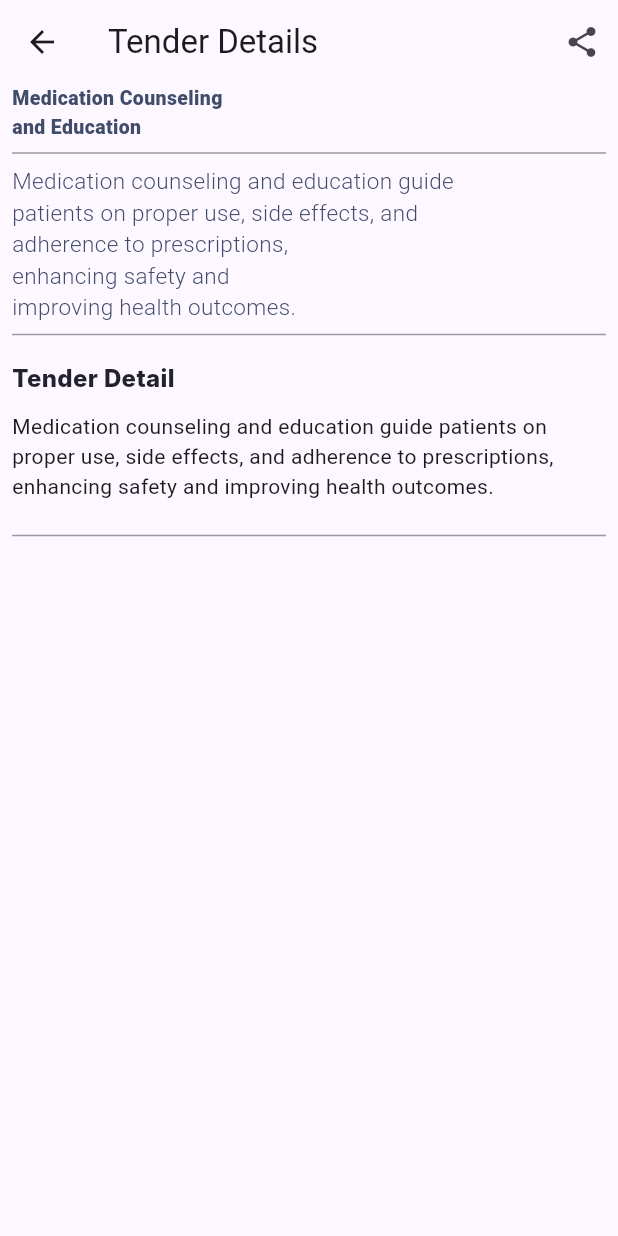
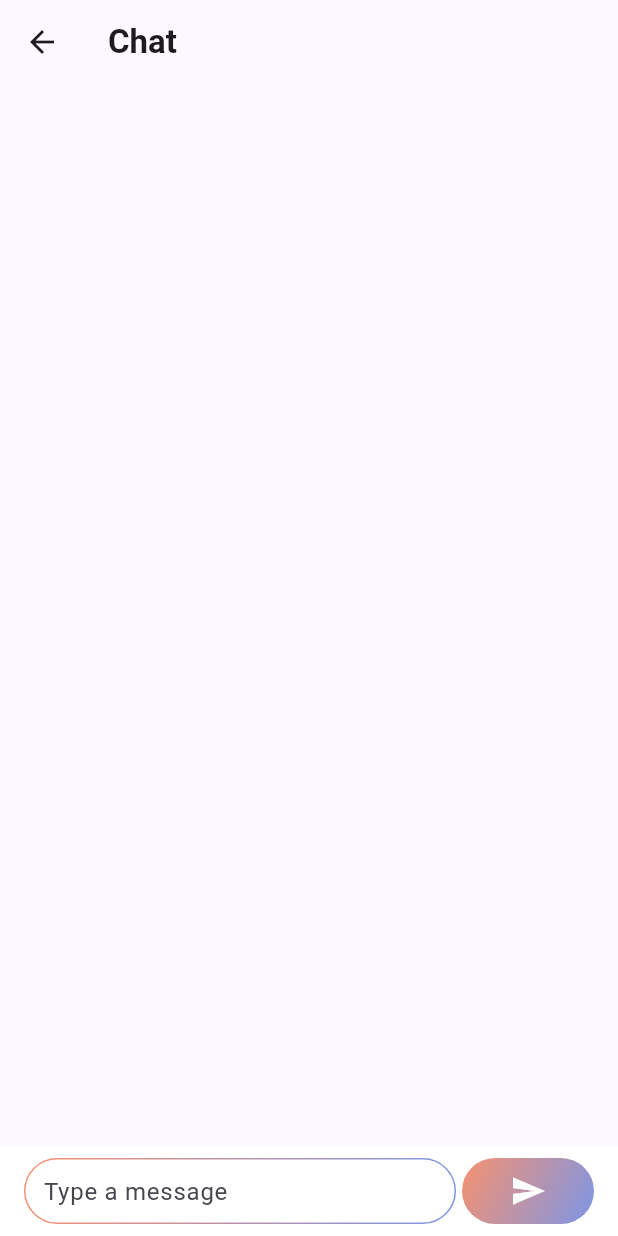
Before and after one commit to ilhamelhamdi/flutter-homecare, a Flutter app: the Tenders screen opened directly, after a tap on "Book Now", on a phone screen of 412 x 824 dp. Run offline on Flutter 3.47's test engine with Material 3 defaults, Android fonts, the phone set to English and light mode, and no system bars; our stand-ins replace bloc, device_preview, dio, equatable, flutter_bloc, flutter_cache_manager and 9 more; missing offline and left inert: back_button_interceptor, fleather, flutter_pdfview, navbar_router, omega_dio_logger, pretty_http_logger; accounts and stored records are empty; Roboto replaces fonts that are missing (Avenir, Inter); project files that could hold a hidden picture were left out.

Commit message:
add : Chatbox Slicing & Routing

```diff
--- a/lib/route/app_router.dart
+++ b/lib/route/app_router.dart
@@ -10,6 +10,7 @@ import 'package:flutter_homecare/cubit/submenu/submenu_page.dart';
 import 'package:flutter_homecare/cubit/partnership/list/partnership_list_page.dart';
 import 'package:flutter_homecare/main.dart';
 import 'package:flutter_homecare/views/dashboard.dart';
+import 'package:flutter_homecare/views/tenders.dart';
 import 'app_routes.dart';
 
 final GoRouter router = GoRouter(
@@ -32,6 +33,7 @@ final GoRouter router = GoRouter(
         return RequestPage(itemId: itemId);
       },
     ),
+
     // GoRoute(
     //   path: AppRoutes.partnership,
     //   builder: (context, state) => RequestPage(),
--- a/lib/route/app_routes.dart
+++ b/lib/route/app_routes.dart
@@ -8,6 +8,8 @@ class AppRoutes {
   static const String partnership_list = '/partnership-list';
   static const String service_request = '/service-request';
   static const String profile = '/profile';
+  static const String chat = '/chat';
+
   // static const String home = '/';
   // static const String submenu = 'submenu';
   // static const String dashboard= 'dashboard';
--- a/lib/views/tenders.dart
+++ b/lib/views/tenders.dart
@@ -4,6 +4,9 @@ import 'package:flutter_homecare/app_localzations.dart';
 import '../const.dart';
 import '../utils.dart';
 import 'package:share_plus/share_plus.dart';
+import 'package:flutter_homecare/route/app_routes.dart';
+import 'package:gradient_borders/gradient_borders.dart';
+import 'package:flutter_homecare/main.dart';
 
 class Tenders extends StatefulWidget {
   @override
@@ -50,10 +53,29 @@ class TenderCard extends StatelessWidget {
                   ),
                 ),
                 SizedBox(height: 10),
-                ElevatedButton(
+                TextButton(
                   onPressed: onTap,
-                  child: Text('Book Now'),
+                  child: Row(
+                    mainAxisSize: MainAxisSize.min,
+                    children: [
+                      SizedBox(width: 5),
+                      Text(
+                        'Book Now',
+                        style: TextStyle(
+                          fontWeight: FontWeight.bold,
+                          fontSize: 14,
+                          color: Color(0xFF35C5CF),
                         ),
+                      ),
+                      SizedBox(width: 5),
+                      Image.asset(
+                        'assets/icons/ic_play.png',
+                        width: 20,
+                        height: 20,
+                      ),
+                    ],
+                  ),
+                )
               ],
             ),
             Positioned(
@@ -135,12 +157,36 @@ class _TenderState extends State<Tenders> {
                   return TenderCard(
                     tender: tender,
                     onTap: () {
+                      String route;
+                      switch (index) {
+                        case 0:
+                          navbarVisibility(true);
+
                           Navigator.push(
                             context,
                             MaterialPageRoute(
-                          builder: (context) => TenderDetailPage(item: tender),
+                              builder: (context) => TenderDetailPage(
+                                item: tender,
                               ),
-                      );
+                            ),
+                          ).then((_) {
+                            // Show the bottom navigation bar when returning
+                            navbarVisibility(false);
+                          });
+                          return;
+                        case 1:
+                          route = AppRoutes.home;
+                          break;
+                        case 2:
+                          route = AppRoutes.home;
+                          break;
+                        case 3:
+                          route = AppRoutes.home;
+                          break;
+                        default:
+                          route = AppRoutes.home;
+                      }
+                      Navigator.pushNamed(context, route);
                     },
                     color: Color(int.parse('0xFF${tender['color']}'))
                         .withOpacity(tender['opacity'] != null
@@ -163,6 +209,10 @@ class TenderDetailPage extends StatelessWidget {
 
   TenderDetailPage({Key? key, required this.item});
 
+  final TextEditingController _chatController = TextEditingController();
+  final ScrollController _scrollController = ScrollController();
+  List<Map<String, dynamic>> _chatHistory = [];
+
   void _shareProduct() {
     final String productUrl = Const.URL_WEB + '/tender/detail/${item['title']}';
     Share.share(productUrl, subject: '');
@@ -172,75 +222,134 @@ class TenderDetailPage extends StatelessWidget {
   Widget build(BuildContext context) {
     return Scaffold(
       appBar: AppBar(
-        title: Text('Tender Details'),
-        actions: [
-          IconButton(
-            icon: Icon(Icons.share),
-            onPressed: _shareProduct,
+        title: const Text(
+          "Chat",
+          style: TextStyle(fontWeight: FontWeight.bold),
+        ),
+      ),
+      body: Stack(
+        children: [
+          Container(
+            height: MediaQuery.of(context).size.height - 160,
+            child: ListView.builder(
+              itemCount: _chatHistory.length,
+              shrinkWrap: false,
+              controller: _scrollController,
+              padding: const EdgeInsets.only(top: 10, bottom: 10),
+              physics: const BouncingScrollPhysics(),
+              itemBuilder: (context, index) {
+                return Container(
+                  padding:
+                      EdgeInsets.only(left: 14, right: 14, top: 10, bottom: 10),
+                  child: Align(
+                    alignment: (_chatHistory[index]["isSender"]
+                        ? Alignment.topRight
+                        : Alignment.topLeft),
+                    child: Container(
+                      decoration: BoxDecoration(
+                        borderRadius: BorderRadius.circular(20),
+                        boxShadow: [
+                          BoxShadow(
+                            color: Colors.grey.withOpacity(0.5),
+                            spreadRadius: 2,
+                            blurRadius: 5,
+                            offset: const Offset(0, 3),
                           ),
                         ],
+                        color: (_chatHistory[index]["isSender"]
+                            ? Color(0xFFF69170)
+                            : Colors.white),
                       ),
-      body: SingleChildScrollView(
-        padding: EdgeInsets.fromLTRB(8, 0, 8, 60),
-        child: Column(
-          crossAxisAlignment: CrossAxisAlignment.start,
-          children: <Widget>[
-            Text(
-              item['title']!,
-              style: TextStyle(
-                  fontSize: 13,
-                  fontFamily: 'Avenir',
-                  color: Const.primaryTextColor,
-                  fontWeight: FontWeight.w900),
-              textAlign: TextAlign.left,
-            ),
-            const Divider(
-              color: Colors.black38,
-            ),
-            Text(
-              item['description']!,
+                      padding: EdgeInsets.all(16),
+                      child: Text(
+                        _chatHistory[index]["message"],
                         style: TextStyle(
                             fontSize: 15,
-                  fontFamily: 'Avenir',
-                  color: Const.primaryTextColor,
-                  fontWeight: FontWeight.w300),
-              textAlign: TextAlign.left,
+                            color: _chatHistory[index]["isSender"]
+                                ? Colors.white
+                                : Colors.black),
                       ),
-            const Divider(
-              color: Colors.black38,
+                    ),
+                  ),
+                );
+              },
+            ),
+          ),
+          Align(
+            alignment: Alignment.bottomCenter,
+            child: Container(
+              padding:
+                  const EdgeInsets.symmetric(horizontal: 16.0, vertical: 8.0),
+              height: 60,
+              width: double.infinity,
+              color: Colors.white,
+              child: Row(
+                children: [
+                  Expanded(
+                    child: Container(
+                      decoration: const BoxDecoration(
+                        border: GradientBoxBorder(
+                          gradient: LinearGradient(
+                              begin: Alignment.topLeft,
+                              end: Alignment.bottomRight,
+                              colors: [
+                                Color(0xFFF69170),
+                                Color(0xFF7D96E6),
+                              ]),
+                        ),
+                        borderRadius: BorderRadius.all(Radius.circular(50.0)),
+                      ),
+                      child: Padding(
+                        padding: const EdgeInsets.all(4.0),
+                        child: TextField(
+                          decoration: const InputDecoration(
+                            hintText: "Type a message",
+                            border: InputBorder.none,
+                            contentPadding: EdgeInsets.all(8.0),
+                          ),
+                          controller: _chatController,
+                        ),
+                      ),
+                    ),
                   ),
                   const SizedBox(
-              height: 10,
+                    width: 4.0,
                   ),
-            Text.rich(
-              TextSpan(
-                children: [
-                  TextSpan(
-                    text: 'Tender Detail',
-                    style: TextStyle(
-                      color: Color(0xFF22212E),
-                      fontSize: 16,
-                      fontFamily: 'Inter',
-                      fontWeight: FontWeight.w800,
+                  MaterialButton(
+                    onPressed: () {
+                      // Add your send message logic here
+                    },
+                    shape: RoundedRectangleBorder(
+                        borderRadius: BorderRadius.circular(80.0)),
+                    padding: const EdgeInsets.all(0.0),
+                    child: Ink(
+                      decoration: const BoxDecoration(
+                        gradient: LinearGradient(
+                            begin: Alignment.topLeft,
+                            end: Alignment.bottomRight,
+                            colors: [
+                              Color(0xFFF69170),
+                              Color(0xFF7D96E6),
+                            ]),
+                        borderRadius: BorderRadius.all(Radius.circular(50.0)),
                       ),
+                      child: Container(
+                          constraints: const BoxConstraints(
+                              minWidth: 88.0,
+                              minHeight:
+                                  36.0), // min sizes for Material buttons
+                          alignment: Alignment.center,
+                          child: const Icon(
+                            Icons.send,
+                            color: Colors.white,
+                          )),
                     ),
+                  )
                 ],
               ),
             ),
-            const SizedBox(
-              height: 10,
-            ),
-            HtmlWidget(
-              item['description']!,
-            ),
-            const SizedBox(
-              height: 15,
-            ),
-            const Divider(
-              color: Colors.black38,
-            ),
+          )
         ],
-        ),
       ),
     );
   }
--- a/pubspec.yaml
+++ b/pubspec.yaml
@@ -65,6 +65,7 @@ dependencies:
   flutter_speed_dial: ^5.0.0+1
   equatable: ^2.0.0
   flutter_floating_bottom_bar: ^1.2.1+1
+  gradient_borders: ^1.0.1
 
 
 
```
Also changed, not shown: assets/icons/ic_play.png (added), pubspec.lock. Lines whose indentation alone changed are shown as unchanged.
